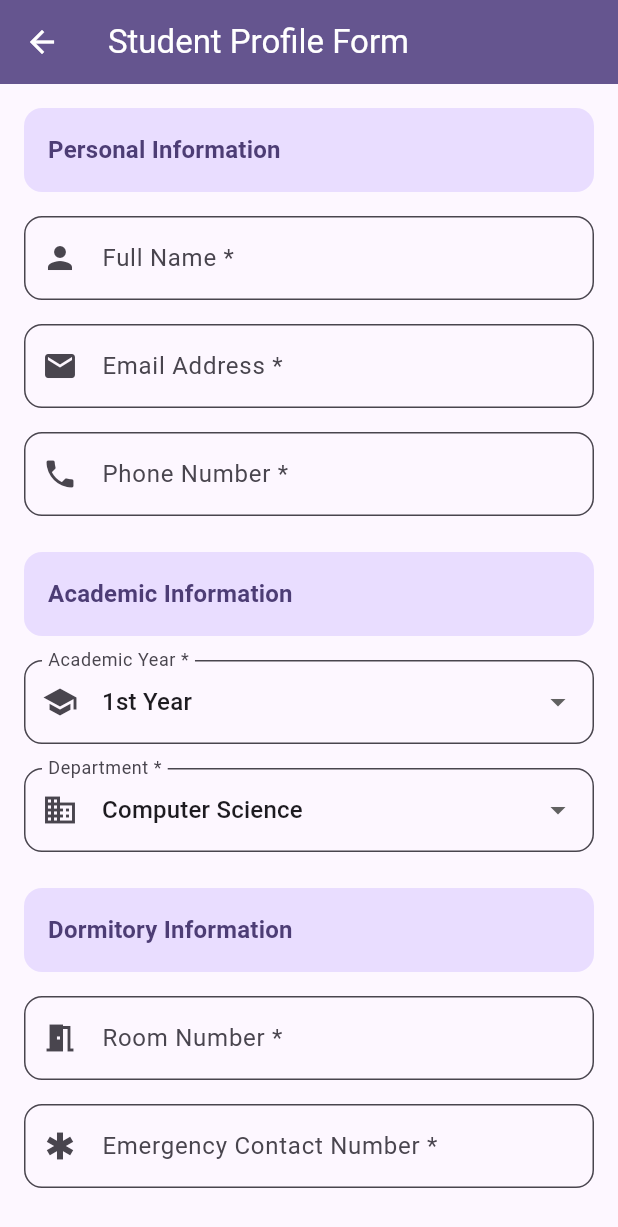
After one commit to kalviumcommunity/dorm-desk, a Flutter app: the ResponsiveHome screen opened directly, after a tap on the "person" icon, on a phone screen of 412 x 824 dp. The commit adds this screen. Shown: the top 1227 px of the screen. Run offline on Flutter 3.47's test engine with Material 3 defaults, Android fonts, the light colour scheme and no system bars; our stand-ins replace cloud_firestore, firebase_auth, firebase_core; accounts and stored records are empty.

Commit message:
feat: implemented comprehensive user input forms with validation
- Created student profile form with multi-section layout
- Implemented advanced validation for all input types
- Added interactive feedback with SnackBar messages
- Integrated form navigation from home screen
- Added loading states and error handling
- Updated README with comprehensive documentation

```diff
--- a/dormdesk/lib/main.dart
+++ b/dormdesk/lib/main.dart
@@ -2,7 +2,6 @@ import 'package:flutter/material.dart';
 import 'package:firebase_core/firebase_core.dart';
 import 'firebase_options.dart';
 import 'screens/login_screen.dart';
-import 'screens/responsive_home_old.dart';
 
 void main() async {
   WidgetsFlutterBinding.ensureInitialized();
--- a/dormdesk/lib/screens/login_screen.dart
+++ b/dormdesk/lib/screens/login_screen.dart
@@ -1,7 +1,7 @@
 import 'package:flutter/material.dart';
 import '../services/auth_service.dart';
 import 'signup_screen.dart';
-import 'responsive_home_old.dart';
+import 'responsive_home.dart';
 
 class LoginScreen extends StatefulWidget {
   const LoginScreen({super.key});
@@ -56,7 +56,7 @@ class _LoginScreenState extends State<LoginScreen> {
                   if (uid != null && context.mounted) {
                     Navigator.pushReplacement(
                       context,
-                      MaterialPageRoute(builder: (_) => ResponsiveHome(uid: uid!)),
+                      MaterialPageRoute(builder: (_) => const ResponsiveHome()),
                     );
                   }
                 } catch (e) {
@@ -73,7 +73,7 @@ class _LoginScreenState extends State<LoginScreen> {
               onPressed: () {
                 Navigator.push(
                   context,
-                  MaterialPageRoute(builder: (_) => const SignupScreen()),
+                  MaterialPageRoute(builder: (_) => SignupScreen()),
                 );
               },
               child: const Text('Create Account'),
--- a/dormdesk/lib/screens/responsive_home_old.dart
+++ b/dormdesk/lib/screens/responsive_home.dart
@@ -1,4 +1,5 @@
 import 'package:flutter/material.dart';
+import 'user_input_form.dart';
 
 class ResponsiveHome extends StatelessWidget {
   const ResponsiveHome({super.key});
@@ -9,7 +10,21 @@ class ResponsiveHome extends StatelessWidget {
     final isWide = width > 600;
 
     return Scaffold(
-      appBar: AppBar(title: const Text("DormDesk Responsive")),
+      appBar: AppBar(
+        title: const Text("DormDesk Responsive"),
+        actions: [
+          IconButton(
+            icon: const Icon(Icons.person),
+            onPressed: () {
+              Navigator.push(
+                context,
+                MaterialPageRoute(builder: (_) => const UserInputForm()),
+              );
+            },
+            tooltip: 'Edit Profile',
+          ),
+        ],
+      ),
       body: isWide ? _tabletLayout() : _phoneLayout(),
     );
   }
--- /dev/null
+++ b/dormdesk/lib/screens/user_input_form.dart
@@ -0,0 +1,428 @@
+import 'package:flutter/material.dart';
+
+class UserInputForm extends StatefulWidget {
+  const UserInputForm({super.key});
+
+  @override
+  State<UserInputForm> createState() => _UserInputFormState();
+}
+
+class _UserInputFormState extends State<UserInputForm> {
+  final _formKey = GlobalKey<FormState>();
+  final _nameController = TextEditingController();
+  final _emailController = TextEditingController();
+  final _roomController = TextEditingController();
+  final _phoneController = TextEditingController();
+  final _emergencyContactController = TextEditingController();
+
+  bool _isLoading = false;
+  String _selectedYear = '1st Year';
+  String _selectedDepartment = 'Computer Science';
+
+  final List<String> _years = ['1st Year', '2nd Year', '3rd Year', '4th Year'];
+  final List<String> _departments = [
+    'Computer Science',
+    'Electronics',
+    'Mechanical',
+    'Civil',
+    'Electrical',
+    'Information Technology'
+  ];
+
+  @override
+  void dispose() {
+    _nameController.dispose();
+    _emailController.dispose();
+    _roomController.dispose();
+    _phoneController.dispose();
+    _emergencyContactController.dispose();
+    super.dispose();
+  }
+
+  @override
+  Widget build(BuildContext context) {
+    return Scaffold(
+      appBar: AppBar(
+        title: const Text('Student Profile Form'),
+        backgroundColor: Theme.of(context).colorScheme.primary,
+        foregroundColor: Theme.of(context).colorScheme.onPrimary,
+        elevation: 4,
+      ),
+      body: SingleChildScrollView(
+        padding: const EdgeInsets.all(16.0),
+        child: Form(
+          key: _formKey,
+          child: Column(
+            crossAxisAlignment: CrossAxisAlignment.start,
+            children: [
+              // Personal Information Section
+              _buildSectionHeader('Personal Information'),
+              const SizedBox(height: 16),
+
+              TextFormField(
+                controller: _nameController,
+                decoration: InputDecoration(
+                  labelText: 'Full Name *',
+                  hintText: 'Enter your full name',
+                  border: OutlineInputBorder(
+                    borderRadius: BorderRadius.circular(12),
+                  ),
+                  prefixIcon: const Icon(Icons.person),
+                  filled: true,
+                  fillColor: Theme.of(context).colorScheme.surface,
+                ),
+                validator: (value) {
+                  if (value == null || value.trim().isEmpty) {
+                    return 'Please enter your full name';
+                  }
+                  if (value.trim().length < 3) {
+                    return 'Name must be at least 3 characters long';
+                  }
+                  if (!RegExp(r'^[a-zA-Z\s]+$').hasMatch(value)) {
+                    return 'Name should only contain letters and spaces';
+                  }
+                  return null;
+                },
+                textInputAction: TextInputAction.next,
+              ),
+
+              const SizedBox(height: 16),
+
+              TextFormField(
+                controller: _emailController,
+                decoration: InputDecoration(
+                  labelText: 'Email Address *',
+                  hintText: 'Enter your email address',
+                  border: OutlineInputBorder(
+                    borderRadius: BorderRadius.circular(12),
+                  ),
+                  prefixIcon: const Icon(Icons.email),
+                  filled: true,
+                  fillColor: Theme.of(context).colorScheme.surface,
+                ),
+                keyboardType: TextInputType.emailAddress,
+                validator: (value) {
+                  if (value == null || value.trim().isEmpty) {
+                    return 'Please enter your email address';
+                  }
+                  if (!RegExp(r'^[\w-\.]+@([\w-]+\.)+[\w-]{2,4}$').hasMatch(value)) {
+                    return 'Please enter a valid email address';
+                  }
+                  return null;
+                },
+                textInputAction: TextInputAction.next,
+              ),
+
+              const SizedBox(height: 16),
+
+              TextFormField(
+                controller: _phoneController,
+                decoration: InputDecoration(
+                  labelText: 'Phone Number *',
+                  hintText: 'Enter your phone number',
+                  border: OutlineInputBorder(
+                    borderRadius: BorderRadius.circular(12),
+                  ),
+                  prefixIcon: const Icon(Icons.phone),
+                  filled: true,
+                  fillColor: Theme.of(context).colorScheme.surface,
+                ),
+                keyboardType: TextInputType.phone,
+                validator: (value) {
+                  if (value == null || value.trim().isEmpty) {
+                    return 'Please enter your phone number';
+                  }
+                  if (!RegExp(r'^[0-9]{10}$').hasMatch(value.replaceAll(' ', '').replaceAll('-', ''))) {
+                    return 'Please enter a valid 10-digit phone number';
+                  }
+                  return null;
+                },
+                textInputAction: TextInputAction.next,
+              ),
+
+              const SizedBox(height: 24),
+
+              // Academic Information Section
+              _buildSectionHeader('Academic Information'),
+              const SizedBox(height: 16),
+
+              DropdownButtonFormField<String>(
+                initialValue: _selectedYear,
+                decoration: InputDecoration(
+                  labelText: 'Academic Year *',
+                  border: OutlineInputBorder(
+                    borderRadius: BorderRadius.circular(12),
+                  ),
+                  prefixIcon: const Icon(Icons.school),
+                  filled: true,
+                  fillColor: Theme.of(context).colorScheme.surface,
+                ),
+                items: _years.map((String year) {
+                  return DropdownMenuItem<String>(
+                    value: year,
+                    child: Text(year),
+                  );
+                }).toList(),
+                onChanged: (String? newValue) {
+                  setState(() {
+                    _selectedYear = newValue!;
+                  });
+                },
+                validator: (value) {
+                  if (value == null) {
+                    return 'Please select your academic year';
+                  }
+                  return null;
+                },
+              ),
+
+              const SizedBox(height: 16),
+
+              DropdownButtonFormField<String>(
+                initialValue: _selectedDepartment,
+                decoration: InputDecoration(
+                  labelText: 'Department *',
+                  border: OutlineInputBorder(
+                    borderRadius: BorderRadius.circular(12),
+                  ),
+                  prefixIcon: const Icon(Icons.business),
+                  filled: true,
+                  fillColor: Theme.of(context).colorScheme.surface,
+                ),
+                items: _departments.map((String department) {
+                  return DropdownMenuItem<String>(
+                    value: department,
+                    child: Text(department),
+                  );
+                }).toList(),
+                onChanged: (String? newValue) {
+                  setState(() {
+                    _selectedDepartment = newValue!;
+                  });
+                },
+                validator: (value) {
+                  if (value == null) {
+                    return 'Please select your department';
+                  }
+                  return null;
+                },
+              ),
+
+              const SizedBox(height: 24),
+
+              // Dormitory Information Section
+              _buildSectionHeader('Dormitory Information'),
+              const SizedBox(height: 16),
+
+              TextFormField(
+                controller: _roomController,
+                decoration: InputDecoration(
+                  labelText: 'Room Number *',
+                  hintText: 'Enter your room number (e.g., A-101)',
+                  border: OutlineInputBorder(
+                    borderRadius: BorderRadius.circular(12),
+                  ),
+                  prefixIcon: const Icon(Icons.meeting_room),
+                  filled: true,
+                  fillColor: Theme.of(context).colorScheme.surface,
+                ),
+                validator: (value) {
+                  if (value == null || value.trim().isEmpty) {
+                    return 'Please enter your room number';
+                  }
+                  if (!RegExp(r'^[A-Za-z]-[0-9]{3}$').hasMatch(value.trim())) {
+                    return 'Room number should be in format: A-101, B-205, etc.';
+                  }
+                  return null;
+                },
+                textInputAction: TextInputAction.next,
+              ),
+
+              const SizedBox(height: 16),
+
+              TextFormField(
+                controller: _emergencyContactController,
+                decoration: InputDecoration(
+                  labelText: 'Emergency Contact Number *',
+                  hintText: 'Enter emergency contact number',
+                  border: OutlineInputBorder(
+                    borderRadius: BorderRadius.circular(12),
+                  ),
+                  prefixIcon: const Icon(Icons.emergency),
+                  filled: true,
+                  fillColor: Theme.of(context).colorScheme.surface,
+                ),
+                keyboardType: TextInputType.phone,
+                validator: (value) {
+                  if (value == null || value.trim().isEmpty) {
+                    return 'Please enter emergency contact number';
+                  }
+                  if (!RegExp(r'^[0-9]{10}$').hasMatch(value.replaceAll(' ', '').replaceAll('-', ''))) {
+                    return 'Please enter a valid 10-digit phone number';
+                  }
+                  return null;
+                },
+                textInputAction: TextInputAction.done,
+              ),
+
+              const SizedBox(height: 32),
+
+              // Submit Button
+              Center(
+                child: _isLoading
+                    ? const CircularProgressIndicator()
+                    : ElevatedButton.icon(
+                        onPressed: _submitForm,
+                        icon: const Icon(Icons.send),
+                        label: const Text('Submit Profile'),
+                        style: ElevatedButton.styleFrom(
+                          backgroundColor: Theme.of(context).colorScheme.primary,
+                          foregroundColor: Theme.of(context).colorScheme.onPrimary,
+                          padding: const EdgeInsets.symmetric(
+                            horizontal: 32,
+                            vertical: 16,
+                          ),
+                          shape: RoundedRectangleBorder(
+                            borderRadius: BorderRadius.circular(12),
+                          ),
+                          elevation: 4,
+                        ),
+                      ),
+              ),
+
+              const SizedBox(height: 16),
+
+              // Reset Button
+              Center(
+                child: TextButton.icon(
+                  onPressed: _resetForm,
+                  icon: const Icon(Icons.refresh),
+                  label: const Text('Reset Form'),
+                  style: TextButton.styleFrom(
+                    foregroundColor: Theme.of(context).colorScheme.primary,
+                  ),
+                ),
+              ),
+            ],
+          ),
+        ),
+      ),
+    );
+  }
+
+  Widget _buildSectionHeader(String title) {
+    return Container(
+      width: double.infinity,
+      padding: const EdgeInsets.all(16),
+      decoration: BoxDecoration(
+        color: Theme.of(context).colorScheme.primaryContainer,
+        borderRadius: BorderRadius.circular(12),
+      ),
+      child: Text(
+        title,
+        style: Theme.of(context).textTheme.titleMedium?.copyWith(
+          color: Theme.of(context).colorScheme.onPrimaryContainer,
+          fontWeight: FontWeight.bold,
+        ),
+      ),
+    );
+  }
+
+  void _submitForm() async {
+    if (_formKey.currentState!.validate()) {
+      setState(() {
+        _isLoading = true;
+      });
+
+      // Simulate API call
+      await Future.delayed(const Duration(seconds: 2));
+
+      if (mounted) {
+        // Show success message
+        ScaffoldMessenger.of(context).showSnackBar(
+          SnackBar(
+            content: const Text('Profile submitted successfully!'),
+            backgroundColor: Colors.green,
+            duration: const Duration(seconds: 3),
+            action: SnackBarAction(
+              label: 'View',
+              textColor: Colors.white,
+              onPressed: _showProfileSummary,
+            ),
+          ),
+        );
+
+        // Reset form after successful submission
+        _resetForm();
+      }
+
+      setState(() {
+        _isLoading = false;
+      });
+    }
+  }
+
+  void _resetForm() {
+    _formKey.currentState?.reset();
+    _nameController.clear();
+    _emailController.clear();
+    _roomController.clear();
+    _phoneController.clear();
+    _emergencyContactController.clear();
+    setState(() {
+      _selectedYear = '1st Year';
+      _selectedDepartment = 'Computer Science';
+    });
+  }
+
+  void _showProfileSummary() {
+    showDialog(
+      context: context,
+      builder: (context) => AlertDialog(
+        title: const Text('Profile Summary'),
+        content: SingleChildScrollView(
+          child: Column(
+            crossAxisAlignment: CrossAxisAlignment.start,
+            mainAxisSize: MainAxisSize.min,
+            children: [
+              _buildSummaryRow('Name', _nameController.text),
+              _buildSummaryRow('Email', _emailController.text),
+              _buildSummaryRow('Phone', _phoneController.text),
+              _buildSummaryRow('Year', _selectedYear),
+              _buildSummaryRow('Department', _selectedDepartment),
+              _buildSummaryRow('Room', _roomController.text),
+              _buildSummaryRow('Emergency', _emergencyContactController.text),
+            ],
+          ),
+        ),
+        actions: [
+          TextButton(
+            onPressed: () => Navigator.pop(context),
+            child: const Text('Close'),
+          ),
+        ],
+      ),
+    );
+  }
+
+  Widget _buildSummaryRow(String label, String value) {
+    return Padding(
+      padding: const EdgeInsets.symmetric(vertical: 4),
+      child: Row(
+        crossAxisAlignment: CrossAxisAlignment.start,
+        children: [
+          SizedBox(
+            width: 100,
+            child: Text(
+              '$label:',
+              style: const TextStyle(fontWeight: FontWeight.bold),
+            ),
+          ),
+          Expanded(
+            child: Text(value),
+          ),
+        ],
+      ),
+    );
+  }
+}
```
Also changed, not shown: 1 other file.
